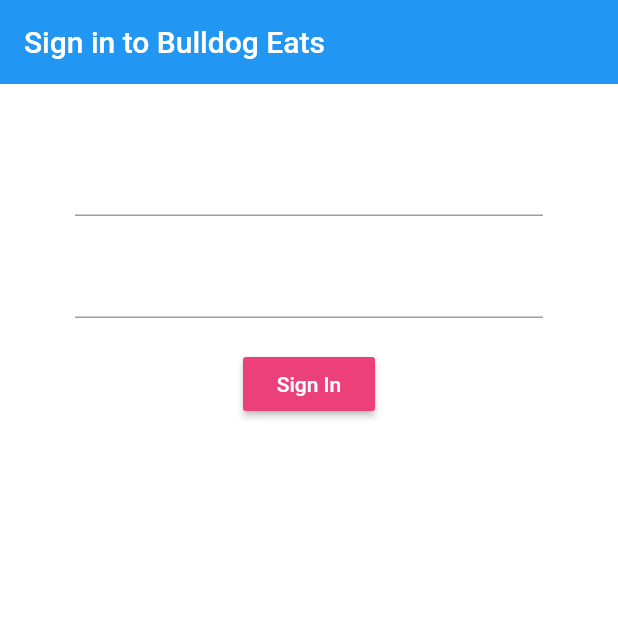
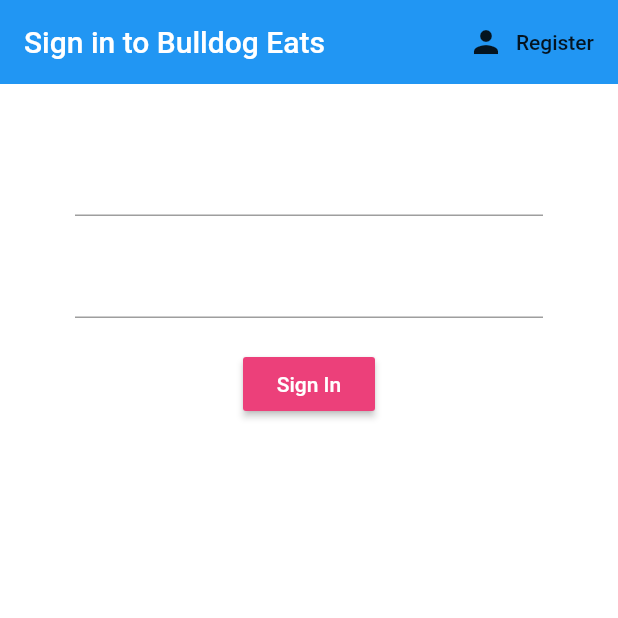
Before and after one commit to priyankaganesha/Bulldog-Eats-Mobile, a Flutter app: the screen it shows after launch, on a phone screen of 412 x 824 dp, the top half of it. Run offline on Flutter 3.47's test engine with Material 2 defaults, Android fonts, the phone set to English and light mode, and no system bars; our stand-ins replace firebase_auth, firebase_core; accounts and stored records are empty.

Commit message:
Register (any email) and sign in, toggle between pages, logout in settings, reduce navbar icons

```diff
--- a/lib/authenticate/Authenticate.dart
+++ b/lib/authenticate/Authenticate.dart
@@ -1,5 +1,6 @@
 import 'package:bulldog_eats/authenticate/Sign_in.dart';
 import 'package:flutter/material.dart';
+import 'package:bulldog_eats/authenticate/Register.dart';
 
 class Authenticate extends StatefulWidget {
   Authenticate({Key key}) : super(key: key);
@@ -9,10 +10,18 @@ class Authenticate extends StatefulWidget {
 }
 
 class _AuthenticateState extends State<Authenticate> {
+  bool showSignIn = true;
+  //toggles between register and sign in page
+  void toggleView() {
+    setState(() => showSignIn = !showSignIn);
+  }
+
   @override
   Widget build(BuildContext context) {
-    return Container(
-      child: SignIn(),
-    );
+    if (showSignIn) {
+      return SignIn(toggleView: toggleView);
+    } else {
+      return Register(toggleView: toggleView);
+    }
   }
 }
--- a/lib/authenticate/Sign_in.dart
+++ b/lib/authenticate/Sign_in.dart
@@ -2,12 +2,19 @@ import 'package:flutter/material.dart';
 import 'package:bulldog_eats/services/Auth.dart';
 
 class SignIn extends StatefulWidget {
+  final Function toggleView;
+  SignIn({this.toggleView});
   @override
   _SignInState createState() => _SignInState();
 }
 
 class _SignInState extends State<SignIn> {
   final AuthService _auth = AuthService();
+
+  // Text field state
+  String email = '';
+  String password = '';
+
   @override
   Widget build(BuildContext context) {
     return Scaffold(
@@ -16,6 +23,15 @@ class _SignInState extends State<SignIn> {
           backgroundColor: Colors.blue,
           elevation: 0.0,
           title: Text('Sign in to Bulldog Eats'),
+          actions: <Widget>[
+            //Button in corner that allows you to register
+            FlatButton.icon(
+                icon: Icon(Icons.person),
+                label: Text('Register'),
+                onPressed: () {
+                  widget.toggleView();
+                })
+          ],
         ),
         body: Container(
           padding: EdgeInsets.symmetric(vertical: 20.0, horizontal: 50.0),
@@ -23,9 +39,15 @@ class _SignInState extends State<SignIn> {
             child: Column(
               children: <Widget>[
                 SizedBox(height: 20.0),
-                TextFormField(onChanged: (value) {}), // TextFormField
+                TextFormField(onChanged: (value) {
+                  setState(() => email = value);
+                }), // TextFormField
                 SizedBox(height: 20.0),
-                TextFormField(obscureText: true, onChanged: (value) {}),
+                TextFormField(
+                    obscureText: true,
+                    onChanged: (value) {
+                      setState(() => password = value);
+                    }),
                 SizedBox(height: 20.0),
                 RaisedButton(
                   color: Colors.pink[400],
@@ -33,7 +55,10 @@ class _SignInState extends State<SignIn> {
                     'Sign In',
                     style: TextStyle(color: Colors.white),
                   ),
-                  onPressed: () async {},
+                  onPressed: () async {
+                    print(email);
+                    print(password);
+                  },
                 ),
               ],
             ),
--- a/lib/authenticate/Wrapper.dart
+++ b/lib/authenticate/Wrapper.dart
@@ -17,7 +17,7 @@ class Wrapper extends StatelessWidget {
     if (user == null) {
       return Authenticate();
     } else {
-      return Settings();
+      return HomePage();
     }
   }
 }
--- a/lib/pages/Settings.dart
+++ b/lib/pages/Settings.dart
@@ -15,6 +15,7 @@ class _SettingsState extends State<Settings> {
     return Scaffold(
       appBar: AppBar(
         title: Text("Settings"),
+        backgroundColor: Color(0xFF9dd2dc),
         elevation: 0.0, // The Sign Out Button
         actions: <Widget>[
           FlatButton.icon(
```
Also changed, not shown: lib/pages/HomePage.dart (+7 -36 lines), lib/services/Auth.dart (+11 -0 lines).
